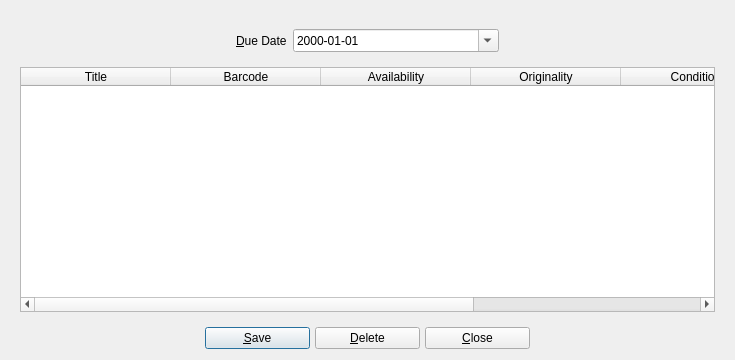
Before: the Qt Designer form UI/biblioteq_bookcopybrowser.ui in textbrowser/biblioteq, drawn with Qt 5.
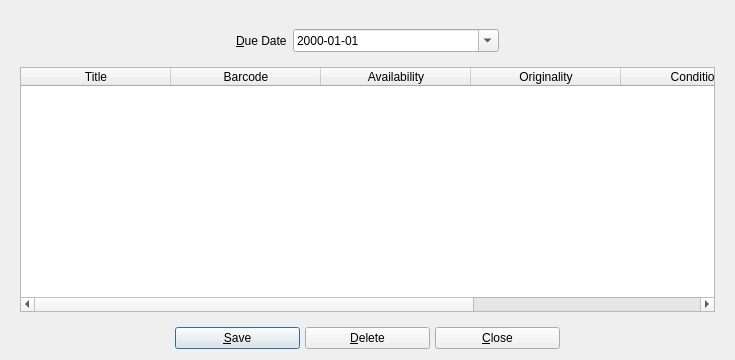
After: the same form once the commit is applied. Icons and pictures are not drawn.

What changed in the file:
```diff
--- a/UI/biblioteq_bookcopybrowser.ui
+++ b/UI/biblioteq_bookcopybrowser.ui
@@ -195,7 +195,7 @@
       <widget class="QPushButton" name="saveButton">
        <property name="minimumSize">
         <size>
-         <width>105</width>
+         <width>125</width>
          <height>0</height>
         </size>
        </property>
@@ -215,7 +215,7 @@
       <widget class="QPushButton" name="deleteButton">
        <property name="minimumSize">
         <size>
-         <width>105</width>
+         <width>125</width>
          <height>0</height>
         </size>
        </property>
@@ -232,7 +232,7 @@
       <widget class="QPushButton" name="cancelButton">
        <property name="minimumSize">
         <size>
-         <width>105</width>
+         <width>125</width>
          <height>0</height>
         </size>
        </property>
```
